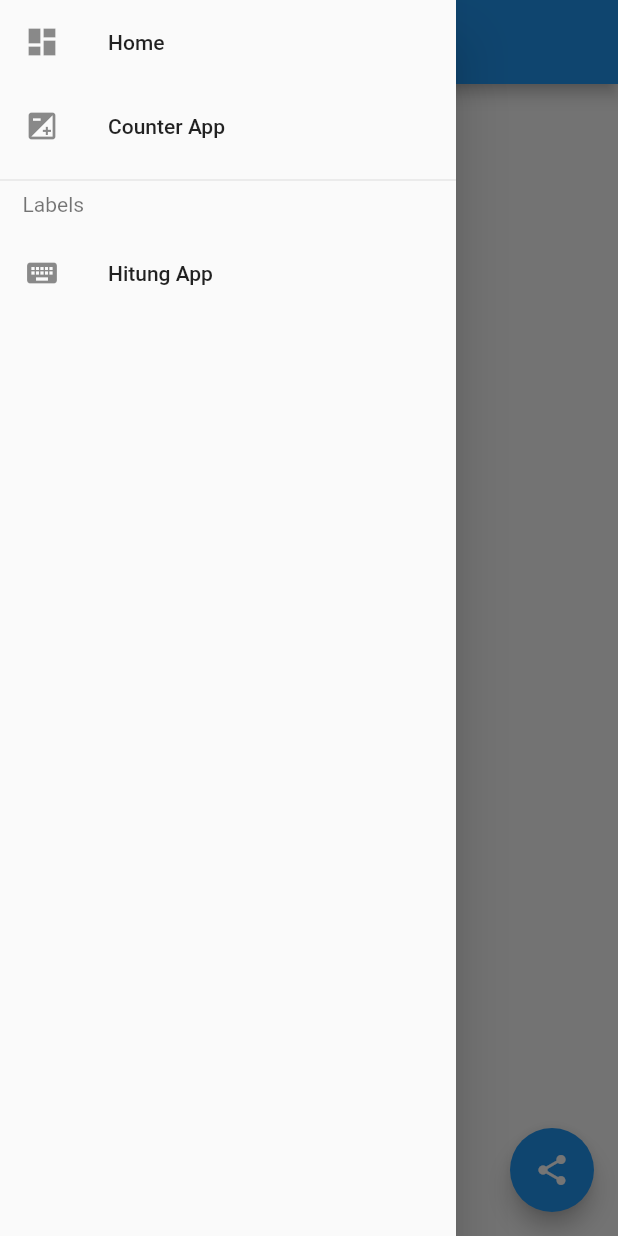
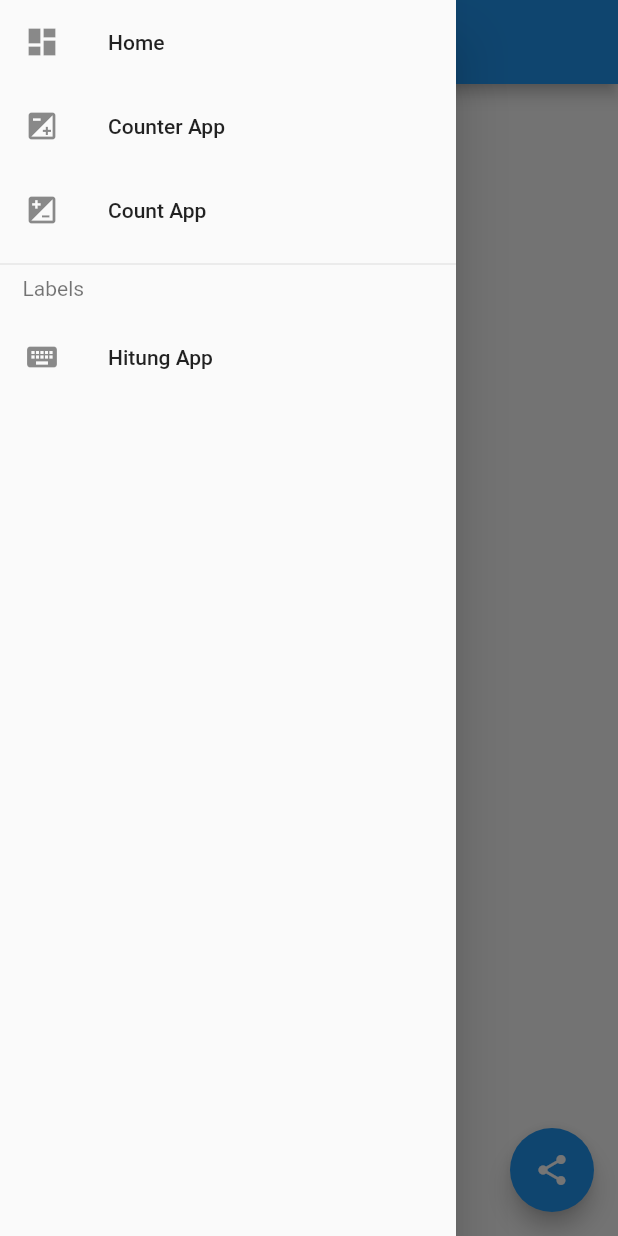
Before and after one commit to hafidzf21/Flutter_NewsApp, a Flutter app: the screen it shows after launch, with the side drawer open, on a phone screen of 412 x 824 dp. Run offline on Flutter 3.47's test engine with Material 2 defaults, Android fonts, the phone set to English and light mode, and no system bars; drawn by our look-alikes of flutter_speed_dial; our stand-ins replace get, shared_preferences.

```diff
--- a/lib/pages/homepage.dart
+++ b/lib/pages/homepage.dart
@@ -23,11 +23,19 @@ class HomePage extends StatelessWidget {
               leading: Icon(Icons.dashboard),
             ),
             ListTile(
-                onTap: () {
-                  Get.toNamed(RouteName.counter_page);
-                },
-                title: Text('Counter App'),
-                leading: Icon(Icons.exposure)),
+              onTap: () {
+                Get.toNamed(RouteName.counter_page);
+              },
+              title: Text('Counter App'),
+              leading: Icon(Icons.exposure),
+            ),
+            ListTile(
+              onTap: () {
+                Get.toNamed(RouteName.count_page);
+              },
+              title: Text('Count App'),
+              leading: Icon(Icons.iso),
+            ),
             Divider(),
             Padding(
               padding: const EdgeInsets.only(left: 15.0, bottom: 10),
@@ -88,7 +96,6 @@ class HomePage extends StatelessWidget {
                                 borderRadius: BorderRadius.circular(20.0),
                               ),
                             ),
-
                           ),
                           SizedBox(height: 20),
                           ElevatedButton(
--- a/lib/routes/page_route.dart
+++ b/lib/routes/page_route.dart
@@ -1,3 +1,4 @@
+import 'package:flutter_getx/pages/count_page.dart';
 import 'package:get/get.dart';
 
 import 'package:flutter_getx/pages/counter_page.dart';
@@ -19,5 +20,9 @@ class RoutePage {
       name: RouteName.hitung_page,
       page: () => HitungPerubahan(),
     ),
+    GetPage(
+      name: RouteName.count_page,
+      page: () => CountPage(),
+    ),
   ];
 }
--- a/lib/routes/route_name.dart
+++ b/lib/routes/route_name.dart
@@ -2,4 +2,5 @@ abstract class RouteName {
   static const homepage = '/homepage';
   static const counter_page = '/counter_page';
   static const hitung_page = '/hitung_page';
+  static const count_page = '/count_page';
 }
--- a/pubspec.yaml
+++ b/pubspec.yaml
@@ -25,6 +25,7 @@ dependencies:
     sdk: flutter
   get: ^4.3.6
   flutter_speed_dial: ^4.2.0
+  shared_preferences: ^2.0.6
 
   # The following adds the Cupertino Icons font to your application.
   # Use with the CupertinoIcons class for iOS style icons.
```
Also changed, not shown: lib/pages/count_page.dart (added, +41 -0 lines), pubspec.lock.
